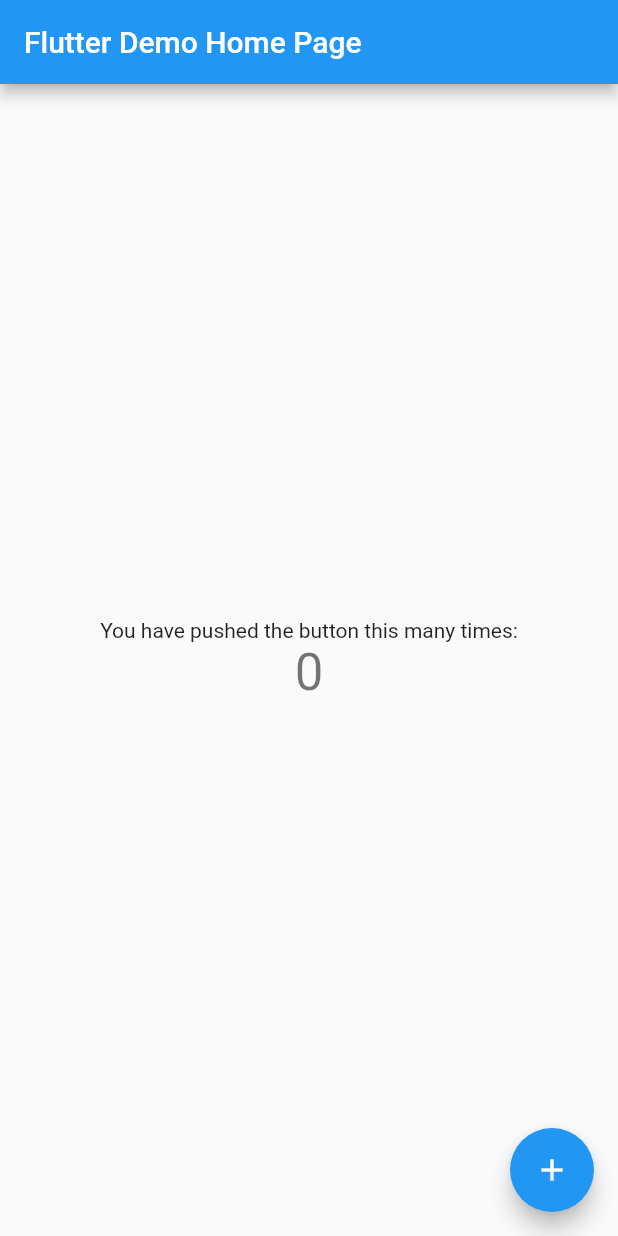
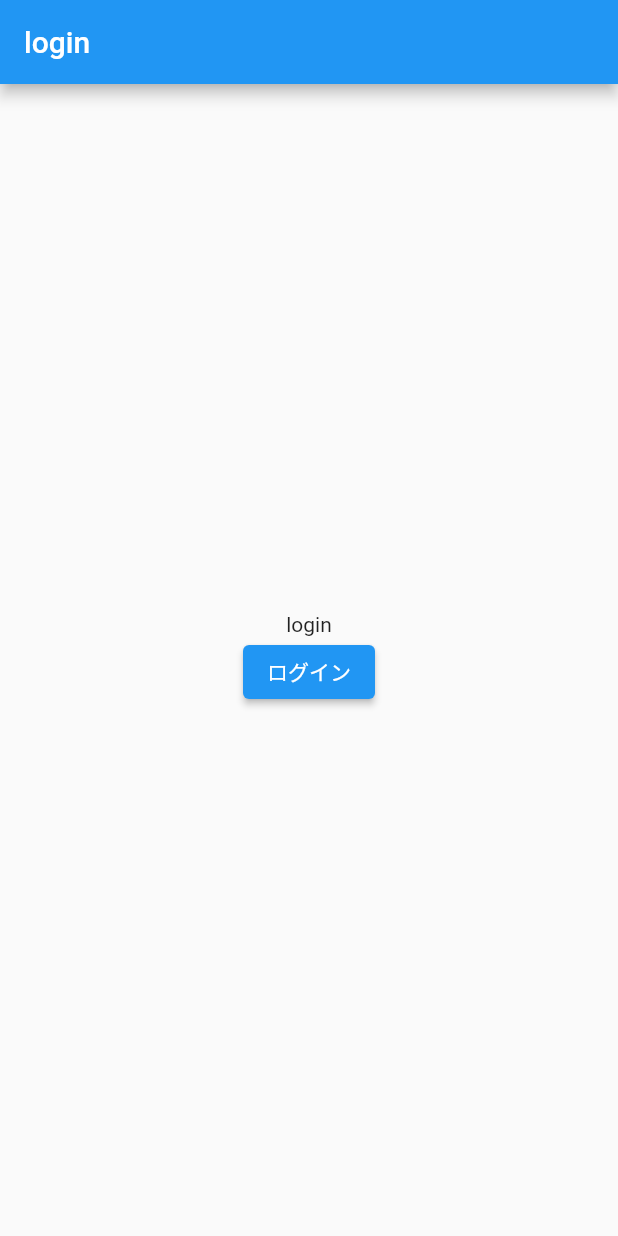
Before and after one commit to HasegawaShuhei/flutter_router_sample, a Flutter app: the screen it shows after launch, on a phone screen of 412 x 824 dp. Run offline on Flutter 3.47's test engine with Material 2 defaults, Android fonts, the phone set to English and light mode, and no system bars; our stand-ins replace flutter_hooks, go_router, hooks_riverpod.

Commit message:
go_routerのサンプル

```diff
--- /dev/null
+++ b/go_router_sample/lib/go_router_sample.dart
@@ -0,0 +1,18 @@
+import 'package:flutter/material.dart';
+import 'package:go_router_sample/router/app_router.dart';
+import 'package:hooks_riverpod/hooks_riverpod.dart';
+
+class GoRouterSample extends HookConsumerWidget {
+  const GoRouterSample({Key? key}) : super(key: key);
+
+  @override
+  Widget build(BuildContext context, WidgetRef ref) {
+    final goRouter = ref.watch(goRouterProvider);
+    return MaterialApp.router(
+      title: 'GoRouterSample',
+      routeInformationParser: goRouter.routeInformationParser,
+      routerDelegate: goRouter.routerDelegate,
+      routeInformationProvider: goRouter.routeInformationProvider,
+    );
+  }
+}
--- a/go_router_sample/lib/main.dart
+++ b/go_router_sample/lib/main.dart
@@ -1,115 +1,16 @@
 import 'package:flutter/material.dart';
+import 'package:go_router_sample/go_router_sample.dart';
+import 'package:hooks_riverpod/hooks_riverpod.dart';
+
+// [2022/12/14] go_router: ^5.2.4
+// [https://github.com/flutter/flutter/issues/99663] pushやgoが非同期処理ではないため、遷移先から戻った際に値を受け取るのが難しい？（できるにはできる）
+// [https://github.com/flutter/packages/pull/2650] 現状ではtabの状態を保持できない
+// [https://github.com/flutter/flutter/issues/99112] popUntilなどのメソッドはまだない
 
 void main() {
-  runApp(const MyApp());
+  runApp(
+    const ProviderScope(
+      child: GoRouterSample(),
+    ),
+  );
 }
-
-class MyApp extends StatelessWidget {
-  const MyApp({super.key});
-
-  // This widget is the root of your application.
-  @override
-  Widget build(BuildContext context) {
-    return MaterialApp(
-      title: 'Flutter Demo',
-      theme: ThemeData(
-        // This is the theme of your application.
-        //
-        // Try running your application with "flutter run". You'll see the
-        // application has a blue toolbar. Then, without quitting the app, try
-        // changing the primarySwatch below to Colors.green and then invoke
-        // "hot reload" (press "r" in the console where you ran "flutter run",
-        // or simply save your changes to "hot reload" in a Flutter IDE).
-        // Notice that the counter didn't reset back to zero; the application
-        // is not restarted.
-        primarySwatch: Colors.blue,
-      ),
-      home: const MyHomePage(title: 'Flutter Demo Home Page'),
-    );
-  }
-}
-
-class MyHomePage extends StatefulWidget {
-  const MyHomePage({super.key, required this.title});
-
-  // This widget is the home page of your application. It is stateful, meaning
-  // that it has a State object (defined below) that contains fields that affect
-  // how it looks.
-
-  // This class is the configuration for the state. It holds the values (in this
-  // case the title) provided by the parent (in this case the App widget) and
-  // used by the build method of the State. Fields in a Widget subclass are
-  // always marked "final".
-
-  final String title;
-
-  @override
-  State<MyHomePage> createState() => _MyHomePageState();
-}
-
-class _MyHomePageState extends State<MyHomePage> {
-  int _counter = 0;
-
-  void _incrementCounter() {
-    setState(() {
-      // This call to setState tells the Flutter framework that something has
-      // changed in this State, which causes it to rerun the build method below
-      // so that the display can reflect the updated values. If we changed
-      // _counter without calling setState(), then the build method would not be
-      // called again, and so nothing would appear to happen.
-      _counter++;
-    });
-  }
-
-  @override
-  Widget build(BuildContext context) {
-    // This method is rerun every time setState is called, for instance as done
-    // by the _incrementCounter method above.
-    //
-    // The Flutter framework has been optimized to make rerunning build methods
-    // fast, so that you can just rebuild anything that needs updating rather
-    // than having to individually change instances of widgets.
-    return Scaffold(
-      appBar: AppBar(
-        // Here we take the value from the MyHomePage object that was created by
-        // the App.build method, and use it to set our appbar title.
-        title: Text(widget.title),
-      ),
-      body: Center(
-        // Center is a layout widget. It takes a single child and positions it
-        // in the middle of the parent.
-        child: Column(
-          // Column is also a layout widget. It takes a list of children and
-          // arranges them vertically. By default, it sizes itself to fit its
-          // children horizontally, and tries to be as tall as its parent.
-          //
-          // Invoke "debug painting" (press "p" in the console, choose the
-          // "Toggle Debug Paint" action from the Flutter Inspector in Android
-          // Studio, or the "Toggle Debug Paint" command in Visual Studio Code)
-          // to see the wireframe for each widget.
-          //
-          // Column has various properties to control how it sizes itself and
-          // how it positions its children. Here we use mainAxisAlignment to
-          // center the children vertically; the main axis here is the vertical
-          // axis because Columns are vertical (the cross axis would be
-          // horizontal).
-          mainAxisAlignment: MainAxisAlignment.center,
-          children: <Widget>[
-            const Text(
-              'You have pushed the button this many times:',
-            ),
-            Text(
-              '$_counter',
-              style: Theme.of(context).textTheme.headline4,
-            ),
-          ],
-        ),
-      ),
-      floatingActionButton: FloatingActionButton(
-        onPressed: _incrementCounter,
-        tooltip: 'Increment',
-        child: const Icon(Icons.add),
-      ), // This trailing comma makes auto-formatting nicer for build methods.
-    );
-  }
-}
--- /dev/null
+++ b/go_router_sample/lib/router/app_router.dart
@@ -0,0 +1,129 @@
+import 'package:flutter/material.dart';
+import 'package:go_router/go_router.dart';
+import 'package:go_router_sample/router/route_path.dart';
+import 'package:go_router_sample/router/scaffold_with_nav_bar.dart';
+import 'package:go_router_sample/screens/error/error_screen.dart';
+import 'package:go_router_sample/screens/login/login_screen.dart';
+import 'package:go_router_sample/screens/product/product_screen.dart';
+import 'package:go_router_sample/screens/product/product_detail_screen.dart';
+import 'package:go_router_sample/screens/profile/profile_edit_screen.dart';
+import 'package:go_router_sample/screens/search/search_screen.dart';
+import 'package:go_router_sample/screens/search/screen_result_screen.dart';
+import 'package:go_router_sample/screens/profile/profile_screen.dart';
+import 'package:hooks_riverpod/hooks_riverpod.dart';
+
+final GlobalKey<NavigatorState> _rootNavigatorKey =
+    GlobalKey<NavigatorState>(debugLabel: 'root');
+final GlobalKey<NavigatorState> _shellNavigatorKey =
+    GlobalKey<NavigatorState>(debugLabel: 'shell');
+
+final goRouterProvider = Provider<GoRouter>(
+  (ref) => GoRouter(
+    navigatorKey: _rootNavigatorKey,
+    initialLocation: RoutePath.loginPath,
+    refreshListenable: RouterNotifier(ref),
+    debugLogDiagnostics: true,
+    routes: <RouteBase>[
+      GoRoute(
+        path: RoutePath.loginPath,
+        builder: (BuildContext context, GoRouterState state) =>
+            const LoginScreen(),
+        redirect: (context, state) async {
+          final isLoggedIn = ref.read(isLoggedInProvider);
+          if (isLoggedIn) return RoutePath.productPath;
+          return null;
+        },
+      ),
+      ShellRoute(
+        navigatorKey: _shellNavigatorKey,
+        builder: (context, state, child) =>
+            ScaffoldWithBottomNavBar(child: child),
+        routes: [
+          GoRoute(
+            path: RoutePath.productPath,
+            pageBuilder: (context, state) => NoTransitionPage(
+              key: state.pageKey,
+              child: const ProductScreen(),
+            ),
+            routes: [
+              GoRoute(
+                path: RoutePath.detailPath,
+                builder: (BuildContext context, GoRouterState state) =>
+                    const ProductDetailScreen(),
+              ),
+            ],
+          ),
+          GoRoute(
+            path: RoutePath.searchPath,
+            pageBuilder: (context, state) => NoTransitionPage(
+              key: state.pageKey,
+              child: const SearchScreen(),
+            ),
+            routes: [
+              GoRoute(
+                path: RoutePath.resultPath,
+                // parentNavigatorKeyを指定すると、BNBが無しになる
+                parentNavigatorKey: _rootNavigatorKey,
+                builder: (BuildContext context, GoRouterState state) =>
+                    const SearchResultScreen(),
+              ),
+            ],
+          ),
+          GoRoute(
+            path: RoutePath.profilePath,
+            pageBuilder: (context, state) => NoTransitionPage(
+              key: state.pageKey,
+              child: const ProfileScreen(),
+            ),
+            routes: [
+              GoRoute(
+                  path: '${RoutePath.editPath}/:user_name/:email',
+                  builder: (BuildContext context, GoRouterState state) {
+                    final userName = state.params['user_name']!;
+                    final email = state.params['email']!;
+                    return ProfileEditScreen(
+                      userName: userName,
+                      email: email,
+                    );
+                  }),
+            ],
+          ),
+        ],
+      ),
+    ],
+    errorBuilder: (context, state) => const ErrorScreen(),
+  ),
+);
+
+final isLoggedInProvider = StateProvider<bool>((ref) => false);
+
+class RouterNotifier extends ChangeNotifier {
+  RouterNotifier(this._ref) {
+    _ref.listen<bool>(
+      isLoggedInProvider,
+      (_, __) => notifyListeners(),
+    );
+  }
+  final Ref _ref;
+}
+
+
+// streamの場合はこんな感じ refreshListenable: GoRouterRefreshStream(ref.watch(authStreamProvider))
+// final authStreamProvider = StreamProvider<bool>((ref) => Stream.value(false));
+
+// class GoRouterRefreshStream extends ChangeNotifier {
+//   GoRouterRefreshStream(Stream<dynamic> stream) {
+//     notifyListeners();
+//     _subscription = stream.asBroadcastStream().listen(
+//           (dynamic _) => notifyListeners(),
+//         );
+//   }
+
+//   late final StreamSubscription<dynamic> _subscription;
+
+//   @override
+//   void dispose() {
+//     _subscription.cancel();
+//     super.dispose();
+//   }
+// }
--- /dev/null
+++ b/go_router_sample/lib/screens/login/login_screen.dart
@@ -0,0 +1,29 @@
+import 'package:flutter/material.dart';
+import 'package:go_router_sample/router/app_router.dart';
+import 'package:hooks_riverpod/hooks_riverpod.dart';
+
+class LoginScreen extends HookConsumerWidget {
+  const LoginScreen({super.key});
+
+  @override
+  Widget build(BuildContext context, WidgetRef ref) {
+    return Scaffold(
+      appBar: AppBar(
+        title: const Text('login'),
+      ),
+      body: SizedBox.expand(
+        child: Column(
+          mainAxisAlignment: MainAxisAlignment.center,
+          children: [
+            const Text('login'),
+            ElevatedButton(
+              onPressed: () =>
+                  ref.read(isLoggedInProvider.notifier).update((s) => true),
+              child: const Text('ログイン'),
+            )
+          ],
+        ),
+      ),
+    );
+  }
+}
```
Also changed, not shown: go_router_sample/lib/router/bottom_nav_bar_item.dart (added, +38 -0 lines), go_router_sample/lib/router/route_path.dart (added, +16 -0 lines), go_router_sample/lib/router/scaffold_with_nav_bar.dart (added, +38 -0 lines), go_router_sample/lib/screens/error/error_screen.dart (added, +31 -0 lines), go_router_sample/lib/screens/product/product_detail_screen.dart (added, +17 -0 lines), go_router_sample/lib/screens/product/product_screen.dart (added, +28 -0 lines), go_router_sample/lib/screens/profile/profile_edit_screen.dart (added, +30 -0 lines), go_router_sample/lib/screens/profile/profile_screen.dart (added, +32 -0 lines), go_router_sample/lib/screens/search/screen_result_screen.dart (added, +17 -0 lines), go_router_sample/lib/screens/search/search_screen.dart (added, +28 -0 lines), go_router_sample/pubspec.yaml (+4 -71 lines), go_router_sample/pubspec.lock, 2 other files.
